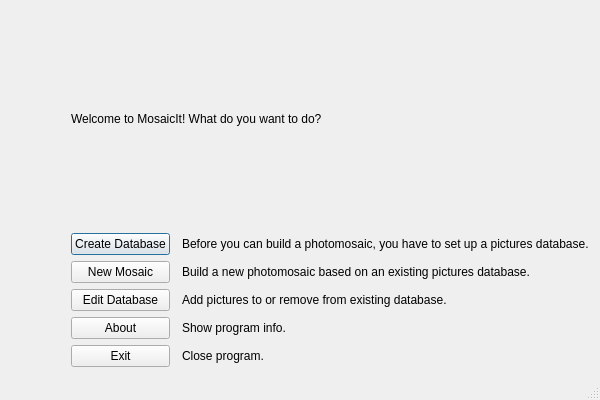
The window that mainwindow.ui (seanet7or/mosaicit) describes before a commit, drawn with Qt 5.
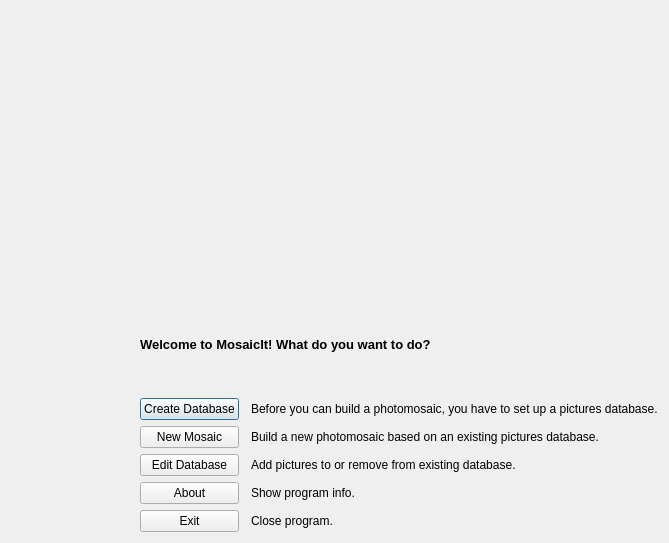
The same window after the commit. Icons and pictures are not drawn.

Commit message: added big logo to main menu

Patch:
```diff
--- a/mainwindow.ui
+++ b/mainwindow.ui
@@ -6,10 +6,16 @@
    <rect>
     <x>0</x>
     <y>0</y>
-    <width>600</width>
-    <height>400</height>
+    <width>669</width>
+    <height>543</height>
    </rect>
   </property>
+  <property name="sizePolicy">
+   <sizepolicy hsizetype="Preferred" vsizetype="Preferred">
+    <horstretch>0</horstretch>
+    <verstretch>0</verstretch>
+   </sizepolicy>
+  </property>
   <property name="windowTitle">
    <string>MosaicIt!</string>
   </property>
@@ -22,9 +28,41 @@
   </property>
   <widget class="QWidget" name="centralWidget">
    <layout class="QVBoxLayout" name="verticalLayout">
+    <item>
+     <widget class="QLabel" name="logo_label">
+      <property name="minimumSize">
+       <size>
+        <width>640</width>
+        <height>256</height>
+       </size>
+      </property>
+      <property name="maximumSize">
+       <size>
+        <width>640</width>
+        <height>256</height>
+       </size>
+      </property>
+      <property name="text">
+       <string/>
+      </property>
+     </widget>
+    </item>
+    <item>
+     <spacer name="verticalSpacer_2">
+      <property name="orientation">
+       <enum>Qt::Vertical</enum>
+      </property>
+      <property name="sizeHint" stdset="0">
+       <size>
+        <width>20</width>
+        <height>40</height>
+       </size>
+      </property>
+     </spacer>
+    </item>
     <item>
      <layout class="QGridLayout" name="gridLayout">
-      <item row="3" column="0">
+      <item row="4" column="0">
        <spacer name="horizontalSpacer">
         <property name="orientation">
          <enum>Qt::Horizontal</enum>
@@ -37,7 +75,7 @@
         </property>
        </spacer>
       </item>
-      <item row="6" column="1">
+      <item row="7" column="1">
        <widget class="QPushButton" name="exitButton">
         <property name="text">
          <string>Exit</string>
@@ -47,7 +85,7 @@
         </property>
        </widget>
       </item>
-      <item row="5" column="1">
+      <item row="6" column="1">
        <widget class="QPushButton" name="aboutButton">
         <property name="text">
          <string>About</string>
@@ -57,7 +95,7 @@
         </property>
        </widget>
       </item>
-      <item row="1" column="1">
+      <item row="2" column="1">
        <widget class="QPushButton" name="createDatabaseBn">
         <property name="text">
          <string>Create Database</string>
@@ -70,7 +108,7 @@
         </property>
        </widget>
       </item>
-      <item row="3" column="1">
+      <item row="4" column="1">
        <widget class="QPushButton" name="newMosaicButton">
         <property name="text">
          <string>New Mosaic</string>
@@ -82,40 +120,50 @@
       </item>
       <item row="0" column="1" colspan="3">
        <widget class="QLabel" name="label">
+        <property name="font">
+         <font>
+          <pointsize>10</pointsize>
+          <weight>75</weight>
+          <bold>true</bold>
+         </font>
+        </property>
+        <property name="lineWidth">
+         <number>0</number>
+        </property>
         <property name="text">
          <string>Welcome to MosaicIt! What do you want to do?</string>
         </property>
        </widget>
       </item>
-      <item row="1" column="3">
+      <item row="2" column="3">
        <widget class="QLabel" name="label_2">
         <property name="text">
          <string>Before you can build a photomosaic, you have to set up a pictures database.</string>
         </property>
        </widget>
       </item>
-      <item row="3" column="3">
+      <item row="4" column="3">
        <widget class="QLabel" name="label_3">
         <property name="text">
          <string>Build a new photomosaic based on an existing pictures database.</string>
         </property>
        </widget>
       </item>
-      <item row="5" column="3">
+      <item row="6" column="3">
        <widget class="QLabel" name="label_4">
         <property name="text">
          <string>Show program info.</string>
         </property>
        </widget>
       </item>
-      <item row="6" column="3">
+      <item row="7" column="3">
        <widget class="QLabel" name="label_5">
         <property name="text">
          <string>Close program.</string>
         </property>
        </widget>
       </item>
-      <item row="4" column="1">
+      <item row="5" column="1">
        <widget class="QPushButton" name="editDatabaseButton">
         <property name="text">
          <string>Edit Database</string>
@@ -125,28 +173,30 @@
         </property>
        </widget>
       </item>
-      <item row="4" column="3">
+      <item row="5" column="3">
        <widget class="QLabel" name="label_6">
         <property name="text">
          <string>Add pictures to or remove from existing database.</string>
         </property>
        </widget>
       </item>
+      <item row="1" column="1">
+       <spacer name="verticalSpacer">
+        <property name="orientation">
+         <enum>Qt::Vertical</enum>
+        </property>
+        <property name="sizeHint" stdset="0">
+         <size>
+          <width>20</width>
+          <height>40</height>
+         </size>
+        </property>
+       </spacer>
+      </item>
      </layout>
     </item>
    </layout>
   </widget>
-  <widget class="QMenuBar" name="menuBar">
-   <property name="geometry">
-    <rect>
-     <x>0</x>
-     <y>0</y>
-     <width>600</width>
-     <height>18</height>
-    </rect>
-   </property>
-  </widget>
-  <widget class="QStatusBar" name="statusBar"/>
  </widget>
  <layoutdefault spacing="6" margin="11"/>
  <resources/>
```
The commit also changes 6 other files.
